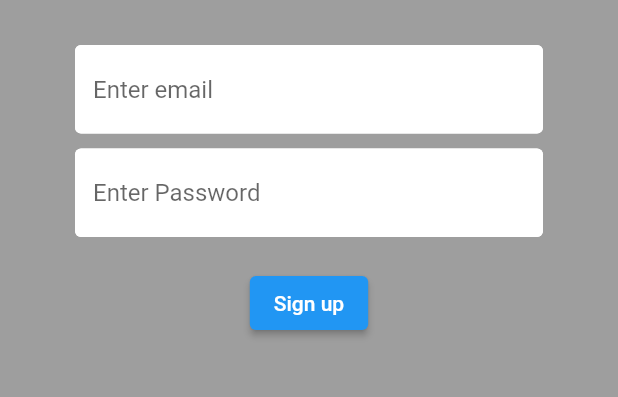
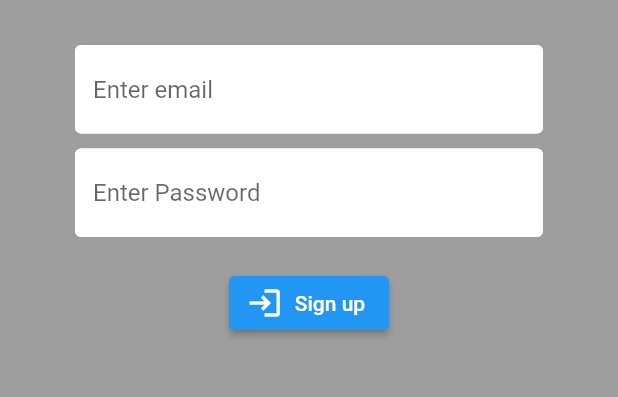
Before and after one commit to kashifmehmood9/brew_crew, a Flutter app: the screen it shows after launch, after a tap on "Sign in", after a tap on "Register", on a phone screen of 412 x 824 dp, the part 84-481 px from its top. Run offline on Flutter 3.47's test engine with Material 2 defaults, Android fonts, the phone set to English and light mode, and no system bars; our stand-ins replace firebase_auth, firebase_core, flutter_spinkit; accounts and stored records are empty.

Commit message:
added loading on the button

```diff
--- a/lib/Screens/Authenticate/register.dart
+++ b/lib/Screens/Authenticate/register.dart
@@ -2,6 +2,7 @@ import 'package:brew_crew/Models/User.dart';
 import 'package:flutter/material.dart';
 import 'package:brew_crew/Services/AuthService.dart';
 import 'package:brew_crew/Shared/Constants.dart';
+import 'package:brew_crew/Shared/loading.dart';
 
 class Register extends StatefulWidget {
   final Function toggleView;
@@ -19,6 +20,7 @@ class _RegisterState extends State<Register> {
   String _email = "";
   String _password = "";
   String _error = "";
+  bool loading = false;
 
   @override
   Widget build(BuildContext context) {
@@ -78,22 +80,32 @@ class _RegisterState extends State<Register> {
                   const SizedBox(
                     height: 20,
                   ),
-                  ElevatedButton(
+                  ElevatedButton.icon(
                       onPressed: () async {
                         if (_formKey.currentState?.validate() ?? false) {
+                          setState(() {
+                            loading = true;
+                          });
                           dynamic user = await _authService
                               .registerWithEmailPassword(_email, _password);
 
                           if (user is RegistrationError) {
-                          setState(() => _error = user.localizedDescription);
+                            setState(() {
+                              _error = user.localizedDescription;
+                              loading = false;
+                            });
                           }
                         }
                       },
-                    child: const Text(
+                      icon: loading
+                          ? Center(child: Loading())
+                          : Icon(Icons.login),
+                      label: loading
+                          ? Text('Loading...')
+                          : Text(
                               'Sign up',
                               style: TextStyle(color: Colors.white),
-                    ),
-                  ),
+                            )),
                   SizedBox(
                     height: 10,
                   ),
--- a/lib/Screens/Authenticate/sign_in.dart
+++ b/lib/Screens/Authenticate/sign_in.dart
@@ -1,5 +1,6 @@
 import 'package:brew_crew/Models/User.dart';
 import 'package:brew_crew/Services/AuthService.dart';
+import 'package:brew_crew/Shared/loading.dart';
 import 'package:flutter/material.dart';
 import 'package:brew_crew/Shared/Constants.dart';
 
@@ -13,15 +14,18 @@ class SignIn extends StatefulWidget {
 }
 
 class _SignInState extends State<SignIn> {
-  @override
-  Widget build(BuildContext context) {
   final AuthService _authService = AuthService();
   final _formKey = GlobalKey<FormState>();
-
+  bool loading = false;
   String _email = "";
   String _password = "";
   String _error = "";
 
+  @override
+  Widget build(BuildContext context) {
+    // if (loading) {
+    //   return Loading();
+    // }
     return Scaffold(
       backgroundColor: Colors.grey,
       appBar: AppBar(
@@ -78,22 +82,32 @@ class _SignInState extends State<SignIn> {
                   const SizedBox(
                     height: 20,
                   ),
-                  ElevatedButton(
+                  ElevatedButton.icon(
                       onPressed: () async {
                         if (_formKey.currentState?.validate() ?? false) {
+                          setState(() {
+                            loading = true;
+                          });
                           dynamic user = await _authService
                               .signInWithEmailPassword(_email, _password);
 
                           if (user is LoginError) {
-                          setState(() => _error = user.localizedDescription);
+                            setState(() {
+                              _error = user.localizedDescription;
+                              loading = false;
+                            });
                           }
                         }
                       },
-                    child: const Text(
+                      icon: loading
+                          ? Center(child: Loading())
+                          : Icon(Icons.login),
+                      label: loading
+                          ? Text('Loading...')
+                          : Text(
                               'Sign in',
                               style: TextStyle(color: Colors.white),
-                    ),
-                  ),
+                            )),
                   const SizedBox(
                     height: 10,
                   ),
--- a/pubspec.yaml
+++ b/pubspec.yaml
@@ -51,6 +51,7 @@ dev_dependencies:
   cloud_firestore: ^3.4.8
   firebase_core : ^1.10.2
   provider: ^6.0.3
+  flutter_spinkit: ^5.1.0
 # For information on the generic Dart part of this file, see the
 # following page: https://dart.dev/tools/pub/pubspec
 
```
Also changed, not shown: lib/Shared/loading.dart (added, +18 -0 lines), pubspec.lock. Lines whose indentation alone changed are shown as unchanged.
